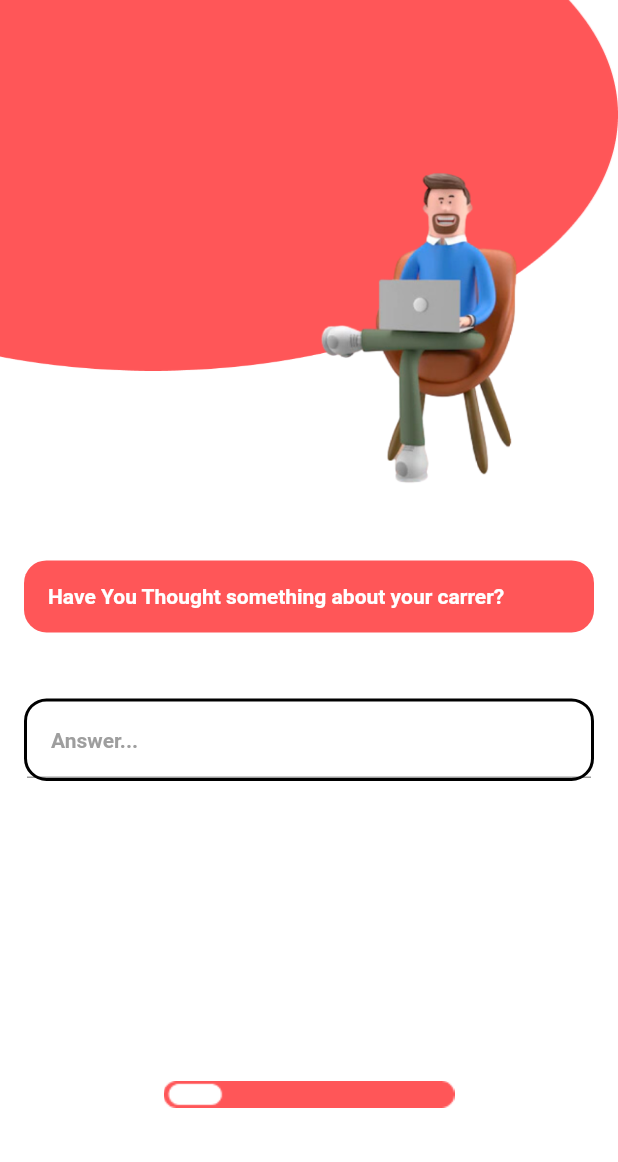
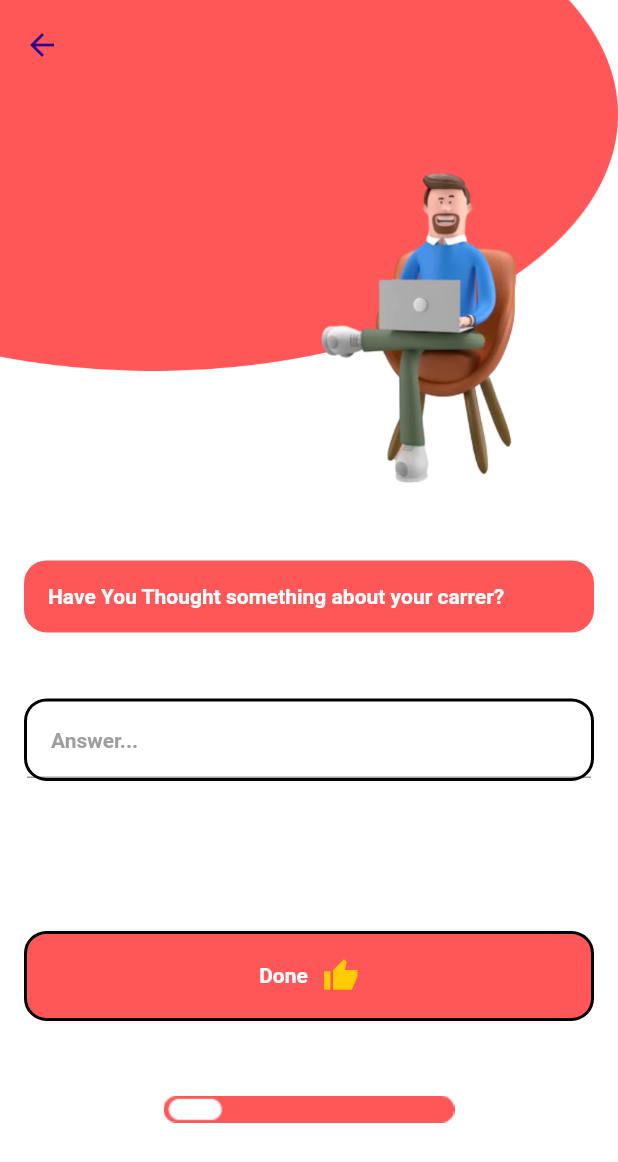
Before and after one commit to namanviber/careerbuddy, a Flutter app: the Design3 screen opened directly, on a phone screen of 412 x 824 dp. Shown: the top 1162 px of the screen. Run offline on Flutter 3.47's test engine with Material 2 defaults, Android fonts, the light colour scheme and no system bars; our stand-ins replace flutter_svg, page_transition; missing offline and left inert: level_map.

```diff
--- a/lib/screens/authentication_screens/signIn.dart
+++ b/lib/screens/authentication_screens/signIn.dart
@@ -116,7 +116,7 @@ class _SignInScreenState extends State<SignInScreen> {
                 height: 50,
                 child: ElevatedButton(
                   onPressed: () {
-                    Navigator.of(context).pushReplacement(PageTransition(
+                    Navigator.of(context).push(PageTransition(
                         type: PageTransitionType.fade, child: HomeScreen()));
                   },
                   child: const Text("SignIn", style: TextStyle(fontWeight: FontWeight.bold, fontSize: 18, color: Colors.white),),
@@ -131,7 +131,7 @@ class _SignInScreenState extends State<SignInScreen> {
               const SizedBox(height: 20,),
               GestureDetector(
                 onTap: (){
-                  Navigator.of(context).pushReplacement(PageTransition(
+                  Navigator.of(context).push(PageTransition(
                       type: PageTransitionType.fade, child: SignUpScreen()));
                 },
                 child: RichText(
--- a/lib/screens/authentication_screens/signUp.dart
+++ b/lib/screens/authentication_screens/signUp.dart
@@ -161,7 +161,7 @@ class _SignUpScreenState extends State<SignUpScreen> {
             const SizedBox(height: 20,),
             GestureDetector(
               onTap: (){
-                Navigator.of(context).pushReplacement(PageTransition(
+                Navigator.of(context).push(PageTransition(
                     type: PageTransitionType.fade, child: SignInScreen()));
               },
               child: RichText(
--- a/lib/screens/home_screens/homePage.dart
+++ b/lib/screens/home_screens/homePage.dart
@@ -34,7 +34,7 @@ class _HomeScreenState extends State<HomeScreen> {
               ),
               GestureDetector(
                 onTap: () {
-                  Navigator.of(context).pushReplacement(PageTransition(
+                  Navigator.of(context).push(PageTransition(
                       type: PageTransitionType.fade,
                       child: const SignInScreen()));
                 },
--- a/lib/screens/home_screens/wellbeingPage.dart
+++ b/lib/screens/home_screens/wellbeingPage.dart
@@ -32,7 +32,7 @@ class _WellbeingScreenState extends State<WellbeingScreen> {
               ),
               GestureDetector(
                 onTap: () {
-                  Navigator.of(context).pushReplacement(PageTransition(
+                  Navigator.of(context).push(PageTransition(
                       type: PageTransitionType.fade,
                       child: const SignInScreen()));
                 },
--- a/lib/screens/questionnaire/design_1.dart
+++ b/lib/screens/questionnaire/design_1.dart
@@ -12,6 +12,10 @@ class Design1 extends StatelessWidget {
     var size = MediaQuery.of(context).size;
 
     return Scaffold(
+      extendBodyBehindAppBar: true,
+      appBar: AppBar(
+        backgroundColor: Colors.transparent,
+      ),
       body: Column(
         children: [
           Stack(
@@ -68,7 +72,7 @@ class Design1 extends StatelessWidget {
             children: [
               GestureDetector(
                 onTap: (){
-                  Navigator.of(context).pushReplacement(PageTransition(
+                  Navigator.of(context).push(PageTransition(
                       type: PageTransitionType.fade, child: Design2()));
                 },
                 child: Container(
--- a/lib/screens/questionnaire/design_2.dart
+++ b/lib/screens/questionnaire/design_2.dart
@@ -12,6 +12,10 @@ class Design2 extends StatelessWidget {
     var size = MediaQuery.of(context).size;
 
     return Scaffold(
+      extendBodyBehindAppBar: true,
+      appBar: AppBar(
+        backgroundColor: Colors.transparent,
+      ),
       body: Column(
         children: [
           Stack(
@@ -71,7 +75,7 @@ class Design2 extends StatelessWidget {
             children: [
               GestureDetector(
                 onTap: (){
-                  Navigator.of(context).pushReplacement(PageTransition(
+                  Navigator.of(context).push(PageTransition(
                       type: PageTransitionType.fade, child: Design3()));
                 },
                 child: Container(
--- a/lib/screens/questionnaire/design_3.dart
+++ b/lib/screens/questionnaire/design_3.dart
@@ -1,3 +1,4 @@
+import 'package:careerbuddy/screens/home_screens/carrerPage.dart';
 import 'package:flutter/material.dart';
 import 'package:page_transition/page_transition.dart';
 import '../home_screens/homePage.dart';
@@ -14,7 +15,12 @@ class Design3 extends StatelessWidget {
     TextEditingController inputData = TextEditingController();
 
     return Scaffold(
-      body: Column(
+      extendBodyBehindAppBar: true,
+      appBar: AppBar(
+        backgroundColor: Colors.transparent,
+      ),
+      body: SingleChildScrollView(
+        child: Column(
           children: [
             Stack(
               children: [
@@ -61,8 +67,8 @@ class Design3 extends StatelessWidget {
                 ),
                 child: Text(
                   "Have You Thought something about your carrer?",
-                style:
-                    TextStyle(fontWeight: FontWeight.bold, color: Colors.white),
+                  style: TextStyle(
+                      fontWeight: FontWeight.bold, color: Colors.white),
                 ),
               ),
             ),
@@ -71,7 +77,7 @@ class Design3 extends StatelessWidget {
             ),
             Container(
                 // padding: EdgeInsets.all(16),
-              width: size.width -32,
+                width: size.width - 32,
                 decoration: BoxDecoration(
                   border: Border.all(color: Colors.black, width: 2),
                   borderRadius: BorderRadius.all(Radius.circular(15)),
@@ -92,13 +98,49 @@ class Design3 extends StatelessWidget {
                   ),
                 )),
             SizedBox(
-            height: 200,
+              height: 100,
+            ),
+            GestureDetector(
+              onTap: () {
+                Navigator.of(context).push(PageTransition(
+                    type: PageTransitionType.fade, child: CarrerScreen()));
+              },
+              child: Container(
+                  padding: EdgeInsets.all(16),
+                  width: size.width - 32,
+                  decoration: BoxDecoration(
+                    border: Border.all(color: Colors.black, width: 2),
+                    borderRadius: BorderRadius.all(Radius.circular(15)),
+                    color: Color(0xffFF5658),
+                  ),
+                  child: Row(
+                    mainAxisAlignment: MainAxisAlignment.center,
+                    children: [
+                      Text(
+                        "Done",
+                        style: TextStyle(
+                            color: Colors.white, fontWeight: FontWeight.bold),
+                        textAlign: TextAlign.center,
+                      ),
+                      SizedBox(
+                        width: 10,
+                      ),
+                      Icon(
+                        Icons.thumb_up_sharp,
+                        color: Color(0xffFFCC00),
+                      )
+                    ],
+                  )),
+            ),
+            SizedBox(
+              height: 50,
             ),
             Image.asset(
               "assets/images/progressBar2.png",
             ),
           ],
         ),
+      ),
     );
   }
 }
--- a/pubspec.yaml
+++ b/pubspec.yaml
@@ -37,7 +37,8 @@ dependencies:
   cupertino_icons: ^1.0.2
   firebase_auth: ^4.9.0
   page_transition: ^2.1.0
-  game_levels_scrolling_map: ^0.0.7
+  level_map: ^0.2.0
+  flutter_svg: ^2.0.7
 
 dev_dependencies:
   flutter_test:
```
Also changed, not shown: lib/screens/home_screens/carrerPage.dart (+69 -17 lines), lib/widgets/bottomNavigation.dart (+28 -8 lines), assets/images/career-icon.svg (added), assets/images/house.png (added), assets/images/i1.png (added), assets/images/i2.png (added), assets/images/mountain.png (added), assets/images/psychological-icon.svg (added), assets/images/tree.png (added), assets/images/trhouse.png (added), assets/images/windmill.png (added), assets/images/work-from-home-icon.svg (added), pubspec.lock. Lines whose indentation alone changed are shown as unchanged.
